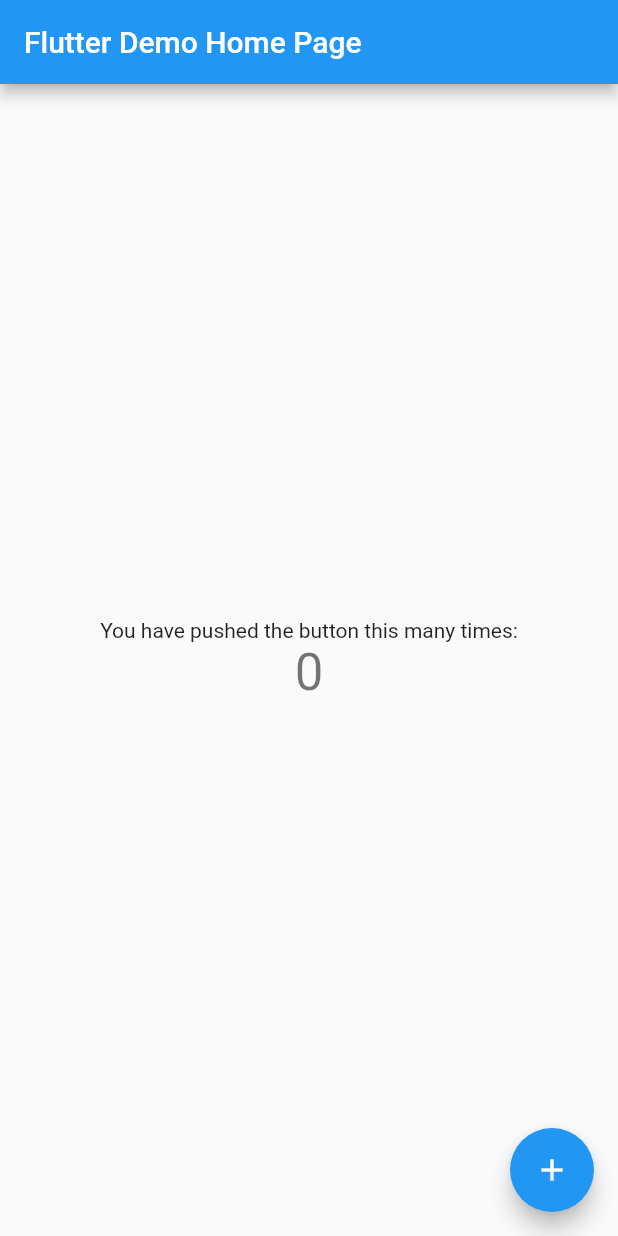
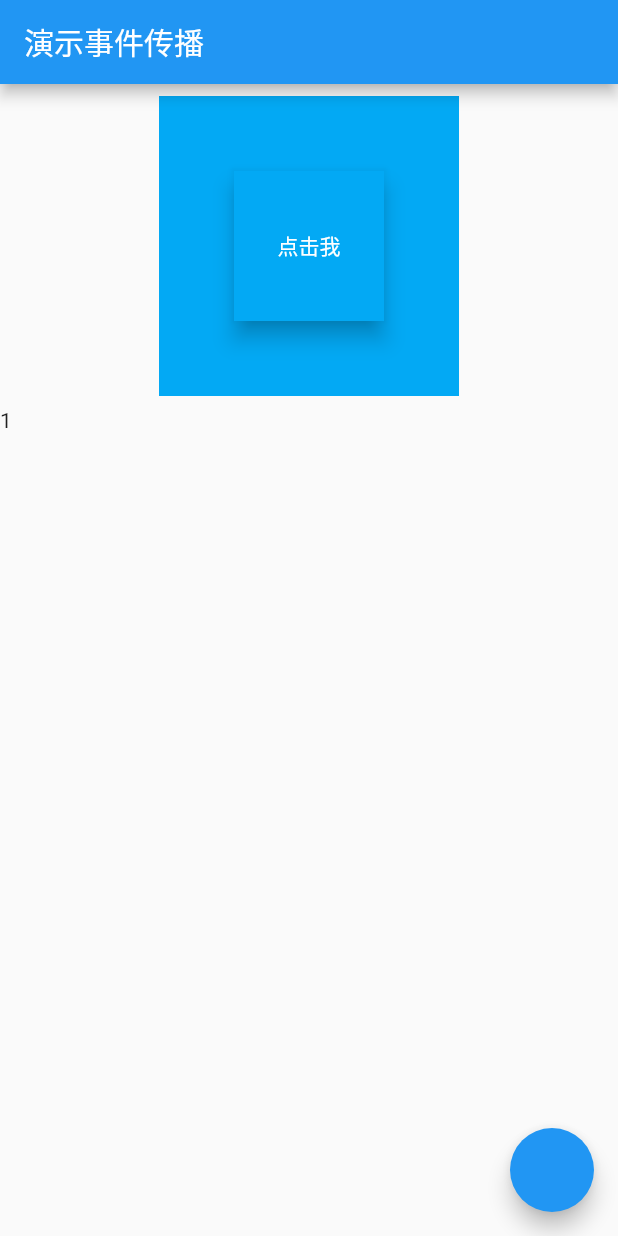
Before and after one commit to ObjectInit/flutter_try, a Flutter app: the screen it shows after launch, on a phone screen of 412 x 824 dp. Run offline on Flutter 3.47's test engine with Material 2 defaults, Android fonts, the phone set to English and light mode, and no system bars.

Commit message:
Add Demo

```diff
--- a/lib/main.dart
+++ b/lib/main.dart
@@ -1,115 +1,9 @@
 import 'package:flutter/material.dart';
+import 'package:flutter_try/principle/event_notify.dart';
 
 void main() {
-  runApp(const MyApp());
+  runApp(const MaterialApp(
+    debugShowCheckedModeBanner: false,
+    home: EventNotifyWidgets(),
+  ));
 }
-
-class MyApp extends StatelessWidget {
-  const MyApp({super.key});
-
-  // This widget is the root of your application.
-  @override
-  Widget build(BuildContext context) {
-    return MaterialApp(
-      title: 'Flutter Demo',
-      theme: ThemeData(
-        // This is the theme of your application.
-        //
-        // Try running your application with "flutter run". You'll see the
-        // application has a blue toolbar. Then, without quitting the app, try
-        // changing the primarySwatch below to Colors.green and then invoke
-        // "hot reload" (press "r" in the console where you ran "flutter run",
-        // or simply save your changes to "hot reload" in a Flutter IDE).
-        // Notice that the counter didn't reset back to zero; the application
-        // is not restarted.
-        primarySwatch: Colors.blue,
-      ),
-      home: const MyHomePage(title: 'Flutter Demo Home Page'),
-    );
-  }
-}
-
-class MyHomePage extends StatefulWidget {
-  const MyHomePage({super.key, required this.title});
-
-  // This widget is the home page of your application. It is stateful, meaning
-  // that it has a State object (defined below) that contains fields that affect
-  // how it looks.
-
-  // This class is the configuration for the state. It holds the values (in this
-  // case the title) provided by the parent (in this case the App widget) and
-  // used by the build method of the State. Fields in a Widget subclass are
-  // always marked "final".
-
-  final String title;
-
-  @override
-  State<MyHomePage> createState() => _MyHomePageState();
-}
-
-class _MyHomePageState extends State<MyHomePage> {
-  int _counter = 0;
-
-  void _incrementCounter() {
-    setState(() {
-      // This call to setState tells the Flutter framework that something has
-      // changed in this State, which causes it to rerun the build method below
-      // so that the display can reflect the updated values. If we changed
-      // _counter without calling setState(), then the build method would not be
-      // called again, and so nothing would appear to happen.
-      _counter++;
-    });
-  }
-
-  @override
-  Widget build(BuildContext context) {
-    // This method is rerun every time setState is called, for instance as done
-    // by the _incrementCounter method above.
-    //
-    // The Flutter framework has been optimized to make rerunning build methods
-    // fast, so that you can just rebuild anything that needs updating rather
-    // than having to individually change instances of widgets.
-    return Scaffold(
-      appBar: AppBar(
-        // Here we take the value from the MyHomePage object that was created by
-        // the App.build method, and use it to set our appbar title.
-        title: Text(widget.title),
-      ),
-      body: Center(
-        // Center is a layout widget. It takes a single child and positions it
-        // in the middle of the parent.
-        child: Column(
-          // Column is also a layout widget. It takes a list of children and
-          // arranges them vertically. By default, it sizes itself to fit its
-          // children horizontally, and tries to be as tall as its parent.
-          //
-          // Invoke "debug painting" (press "p" in the console, choose the
-          // "Toggle Debug Paint" action from the Flutter Inspector in Android
-          // Studio, or the "Toggle Debug Paint" command in Visual Studio Code)
-          // to see the wireframe for each widget.
-          //
-          // Column has various properties to control how it sizes itself and
-          // how it positions its children. Here we use mainAxisAlignment to
-          // center the children vertically; the main axis here is the vertical
-          // axis because Columns are vertical (the cross axis would be
-          // horizontal).
-          mainAxisAlignment: MainAxisAlignment.center,
-          children: <Widget>[
-            const Text(
-              'You have pushed the button this many times:',
-            ),
-            Text(
-              '$_counter',
-              style: Theme.of(context).textTheme.headline4,
-            ),
-          ],
-        ),
-      ),
-      floatingActionButton: FloatingActionButton(
-        onPressed: _incrementCounter,
-        tooltip: 'Increment',
-        child: const Icon(Icons.add),
-      ), // This trailing comma makes auto-formatting nicer for build methods.
-    );
-  }
-}
--- /dev/null
+++ b/lib/principle/event_notify.dart
@@ -0,0 +1,112 @@
+import 'dart:math';
+
+import 'package:flutter/material.dart';
+import 'package:flutter/src/widgets/container.dart';
+import 'package:flutter/src/widgets/framework.dart';
+
+class EventNotifyWidgets extends StatefulWidget {
+  const EventNotifyWidgets({super.key});
+
+  @override
+  State<EventNotifyWidgets> createState() => _EventNotifyWidgetsState();
+}
+
+class _EventNotifyWidgetsState extends State<EventNotifyWidgets> {
+  @override
+  Widget build(BuildContext context) {
+    return Scaffold(
+      appBar: AppBar(
+        title: const Text("演示事件传播"),
+      ),
+      body: Column(
+        crossAxisAlignment: CrossAxisAlignment.center,
+        children: [
+          const SizedBox(
+            height: 8,
+          ),
+          Row(
+            mainAxisAlignment: MainAxisAlignment.center,
+            children: [
+              Listener(
+                onPointerDown: (event) {
+                  print("onPointerDown wrap");
+                },
+                child: Container(
+                  height: 200,
+                  width: 200,
+                  color: Colors
+                      .primaries[Random().nextInt(Colors.primaries.length - 1)],
+                  alignment: Alignment.center,
+                  child: Listener(
+                    onPointerDown: (event) {
+                      print("onPointerDown");
+                    },
+                    child: Material(
+                      elevation: 6,
+                      child: Container(
+                        width: 100,
+                        height: 100,
+                        alignment: Alignment.center,
+                        color: Colors.primaries[
+                            Random().nextInt(Colors.primaries.length - 1)],
+                        child: const Text(
+                          "点击我",
+                          style: TextStyle(color: Colors.white),
+                        ),
+                      ),
+                    ),
+                  ),
+                ),
+              )
+            ],
+          ),
+          const SizedBox(
+            height: 8,
+          ),
+          Row(
+            children: [
+              LayoutBuilder(
+                builder: (context,c) {
+                  print(c);
+                  return const Text("1");
+                }
+              ),
+            ],
+          )
+        ],
+      ),
+      floatingActionButton: FloatingActionButton(
+        onPressed: () {
+          setState(() {});
+        },
+      ),
+    );
+  }
+}
+
+class MyStateWidgets extends StatefulWidget {
+  const MyStateWidgets({super.key});
+
+  @override
+  State<MyStateWidgets> createState() => _MyStateWidgetsState();
+}
+
+class _MyStateWidgetsState extends State<MyStateWidgets> {
+  int a = 2;
+  @override
+  Widget build(BuildContext context) {
+    print("_MyStateWidgetsState build");
+    return Text("$a");
+  }
+}
+
+class MyWidget extends StatelessWidget {
+  final int age = 2;
+  const MyWidget({super.key});
+
+  @override
+  Widget build(BuildContext context) {
+    print("MyWidget build");
+    return Text("$age");
+  }
+}
```
Also changed, not shown: lib/demo.dart (added, +37 -0 lines).
